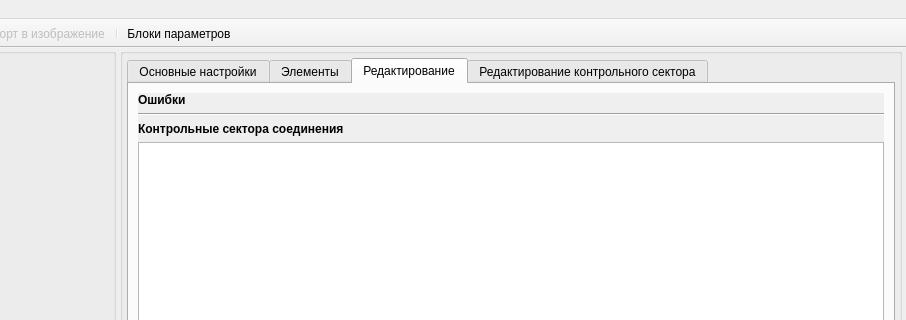
This is designer/mainwindow.ui in Artemako/net-constructor as Qt 5 draws it before an edit; both pictures show x 238 to 1144 and y 0 to 320 of the 1144 by 653 pixel window. The edited form follows.
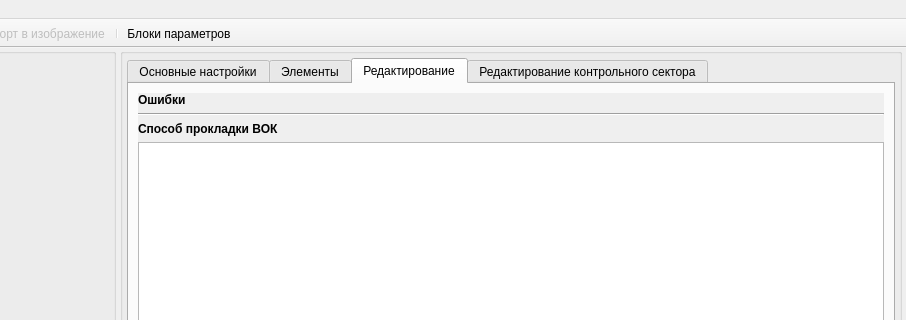
This is the edited form. The open tabs and pages were chosen to show the change. Icons and pictures are not drawn. Custom widgets are drawn as their Qt base class.

The edit to the form file:
```diff
--- a/designer/mainwindow.ui
+++ b/designer/mainwindow.ui
@@ -400,7 +400,7 @@
                 <item>
                  <widget class="QLabel" name="label_control_sectors">
                   <property name="text">
-                   <string>&lt;html&gt;&lt;head/&gt;&lt;body&gt;&lt;p&gt;&lt;span style=&quot; font-weight:700;&quot;&gt;Контрольные сектора соединения&lt;/span&gt;&lt;/p&gt;&lt;/body&gt;&lt;/html&gt;</string>
+                   <string>&lt;html&gt;&lt;head/&gt;&lt;body&gt;&lt;p&gt;&lt;span style=&quot; font-weight:700;&quot;&gt;Способ прокладки ВОК&lt;/span&gt;&lt;/p&gt;&lt;/body&gt;&lt;/html&gt;</string>
                   </property>
                  </widget>
                 </item>
```
Left out of the diff: 2 changed lines with no effect on the pictures.
